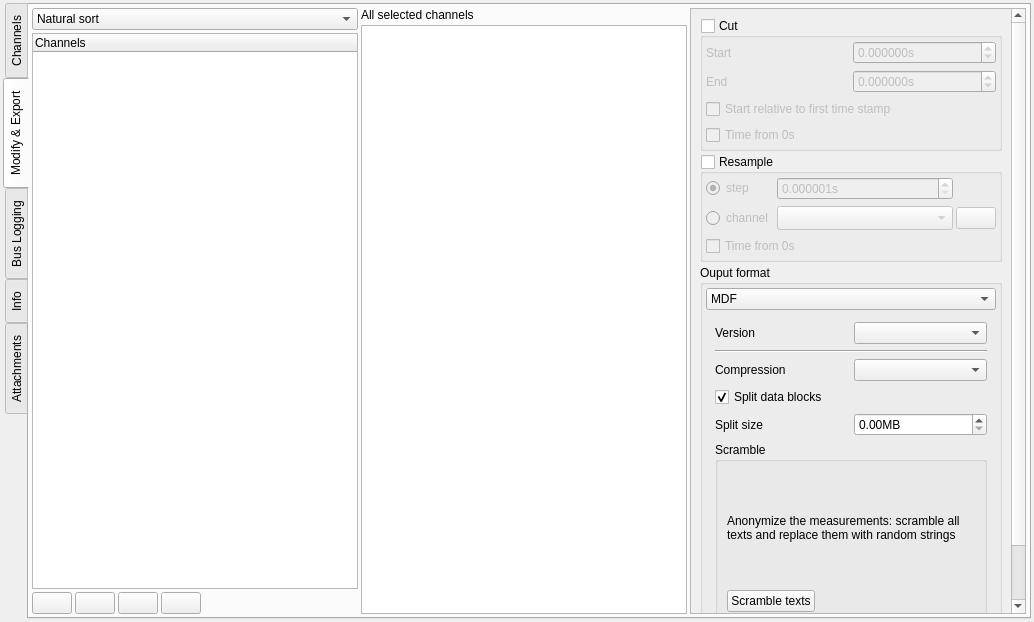
Above: src/asammdf/gui/ui/file_widget.ui from danielhrisca/asammdf before the change. Below: the same form after it.
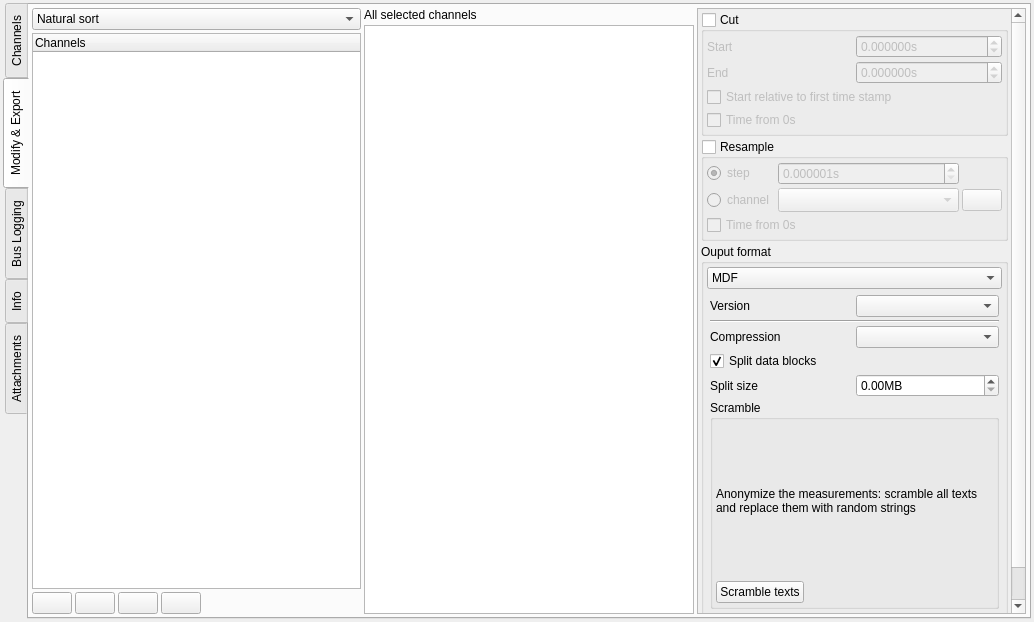
That is the form after the change. The open tabs and pages were chosen to show the change. Icons and pictures are not drawn. Custom widgets are drawn as their Qt base class.

```diff
--- a/src/asammdf/gui/ui/file_widget.ui
+++ b/src/asammdf/gui/ui/file_widget.ui
@@ -310,6 +310,9 @@
 </property>
        <item>
         <layout class="QVBoxLayout" name="verticalLayout_2">
+         <property name="spacing">
+  <number>3</number>
+</property>
          <item>
           <widget class="QComboBox" name="filter_view">
            <item>
@@ -343,6 +346,9 @@
          </item>
          <item>
           <layout class="QHBoxLayout" name="horizontalLayout_4">
+           <property name="spacing">
+  <number>3</number>
+</property>
            <item>
             <widget class="QPushButton" name="load_filter_list_btn">
              <property name="toolTip">
@@ -418,6 +424,9 @@
        </item>
        <item>
         <layout class="QVBoxLayout" name="verticalLayout_6">
+         <property name="spacing">
+  <number>3</number>
+</property>
          <item>
           <widget class="QLabel" name="label">
            <property name="text">
@@ -450,11 +459,26 @@
            <rect>
             <x>0</x>
             <y>0</y>
-            <width>313</width>
-            <height>629</height>
+            <width>310</width>
+            <height>626</height>
            </rect>
           </property>
           <layout class="QVBoxLayout" name="verticalLayout_4">
+           <property name="spacing">
+  <number>3</number>
+</property>
+           <property name="leftMargin">
+  <number>3</number>
+</property>
+           <property name="topMargin">
+  <number>3</number>
+</property>
+           <property name="rightMargin">
+  <number>3</number>
+</property>
+           <property name="bottomMargin">
+  <number>3</number>
+</property>
            <item>
             <layout class="QVBoxLayout" name="verticalLayout_3" stretch="0,0,0,1,0">
              <property name="spacing">
@@ -484,7 +508,7 @@
                 <property name="bottomMargin">
   <number>3</number>
 </property>
-                <property name="horizontalSpacing">
+                <property name="spacing">
   <number>3</number>
 </property>
                 <item row="0" column="0">
@@ -574,7 +598,7 @@
                 <property name="bottomMargin">
   <number>3</number>
 </property>
-                <property name="horizontalSpacing">
+                <property name="spacing">
   <number>3</number>
 </property>
                 <item row="0" column="0">
@@ -718,6 +742,21 @@
                   </property>
                   <widget class="QWidget" name="MDF">
                    <layout class="QGridLayout" name="gridLayout_22" columnstretch="0,0">
+                    <property name="leftMargin">
+  <number>3</number>
+</property>
+                    <property name="topMargin">
+  <number>3</number>
+</property>
+                    <property name="rightMargin">
+  <number>3</number>
+</property>
+                    <property name="bottomMargin">
+  <number>3</number>
+</property>
+                    <property name="spacing">
+  <number>3</number>
+</property>
                     <item row="4" column="1">
                      <widget class="QDoubleSpinBox" name="mdf_split_size">
                       <property name="suffix">
@@ -758,6 +797,21 @@
                        <string>Scramble</string>
                       </property>
                       <layout class="QGridLayout" name="gridLayout_20">
+                       <property name="leftMargin">
+  <number>3</number>
+</property>
+                       <property name="topMargin">
+  <number>3</number>
+</property>
+                       <property name="rightMargin">
+  <number>3</number>
+</property>
+                       <property name="bottomMargin">
+  <number>3</number>
+</property>
+                       <property name="spacing">
+  <number>3</number>
+</property>
                        <item row="1" column="0">
                         <widget class="QPushButton" name="scramble_btn">
                          <property name="text">
```
Left out of the diff: 43 changed lines with no effect on the pictures.
